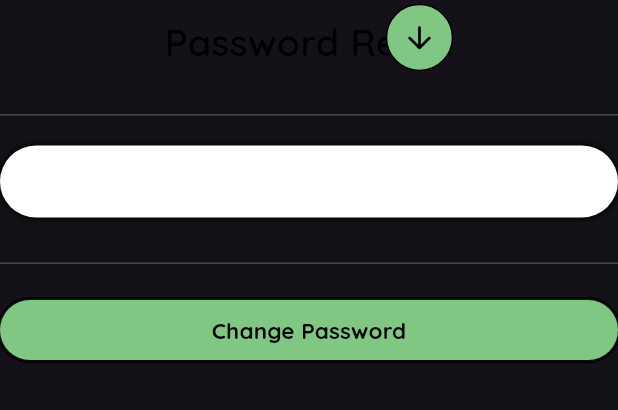
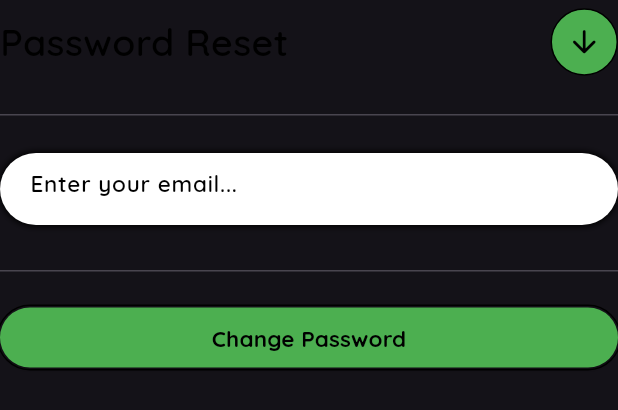
Before and after one commit to Marach8/FlutterProject_todo_list_app, a Flutter app: the PasswordResetView widget shown alone on an empty page, opened directly, on a phone screen of 412 x 824 dp. Shown: the top 410 px of the screen. Run offline on Flutter 3.47's test engine with Material 3 defaults, Android fonts, the phone set to English and light mode, and no system bars; our stand-ins replace cloud_firestore, firebase_auth, firebase_core, gap, google_fonts; accounts and stored records are empty.

Commit message:
Worked on the Reset password view

```diff
--- a/todo_list_app/lib/custom_widgets/textfield_widget.dart
+++ b/todo_list_app/lib/custom_widgets/textfield_widget.dart
@@ -41,7 +41,7 @@ class AddTodoTextFields{
 
 
 class LoginAndSignUpTextFields extends StatelessWidget{
-  final String? textItem;
+  final String? textItem, hintText;
   final bool enabled;
   final bool? showSuffixIcon;
   final Color color;
@@ -50,6 +50,7 @@ class LoginAndSignUpTextFields extends StatelessWidget{
   const LoginAndSignUpTextFields({
     this.showSuffixIcon,
     this.textItem,
+    this.hintText,
     required this.enabled,
     required this.color,
     required this.controller,
@@ -96,7 +97,6 @@ class LoginAndSignUpTextFields extends StatelessWidget{
               decoration: InputDecoration(
                 suffixIcon: showSuffixIcon != null &&
                   showSuffixIcon == true ? IconButton(
-                    //Will remove setState later and use a stateless wiget
                     onPressed: () => user.callToAction(
                       () => user.obscureText = !user.obscureText),
                     icon: Icon(
@@ -107,6 +107,11 @@ class LoginAndSignUpTextFields extends StatelessWidget{
                     )
                   ): const SizedBox.shrink(),
                 border: InputBorder.none,
+                hintText: hintText,
+                hintStyle: const TextStyle(
+                  color: blackColor,
+                  fontSize: fontSize1,
+                )
               ),
             ),
           ),
--- a/todo_list_app/lib/views/login_register _view/login_register_view.dart
+++ b/todo_list_app/lib/views/login_register _view/login_register_view.dart
@@ -117,7 +117,7 @@ class LoginPage extends StatelessWidget{
 
                   Consumer<AppUsers>(
                     builder: (_, user, __) => Row(
-                      mainAxisAlignment: MainAxisAlignment.spaceEvenly,
+                      mainAxisAlignment: MainAxisAlignment.spaceBetween,
                       children:[
                         user.isRegistered ? GestureDetector(
                           onTap: (){
@@ -135,12 +135,12 @@ class LoginPage extends StatelessWidget{
                                     topRight: Radius.circular(20),
                                   )
                                 ),
-                                backgroundColor: Colors.blueGrey.shade700,
+                                backgroundColor: darkWhiteColor,
                                 duration: const Duration(days: 1),
                                 content: Container(
                                   padding: const EdgeInsets.fromLTRB(20, 0, 20, 20),
                                   decoration: BoxDecoration(
-                                    color: Colors.white70,
+                                    color: darkWhiteColor,
                                     borderRadius: BorderRadius.circular(10),
                                     boxShadow: const [
                                       BoxShadow(
@@ -156,7 +156,7 @@ class LoginPage extends StatelessWidget{
                             );
                           },
                           child: const TextItem(
-                            text: 'Forgot Password',
+                            text: 'Forgot Password?',
                             fontSize: fontSize1,
                             fontWeight: fontWeight2,
                             color: blackColor
--- a/todo_list_app/lib/views/login_register _view/password_reset_view.dart
+++ b/todo_list_app/lib/views/login_register _view/password_reset_view.dart
@@ -16,7 +16,8 @@ class PasswordResetView extends StatelessWidget {
     final w = MediaQuery.of(context).size.width;
     return Column(
       children: [
-        Stack(
+        Row(
+          mainAxisAlignment: MainAxisAlignment.spaceBetween,
           children: [
             const TextItem(
               text: 'Password Reset',
@@ -24,17 +25,15 @@ class PasswordResetView extends StatelessWidget {
               fontWeight: fontWeight1,
               color: blackColor
             ),
-            Positioned(
-              right:0,
-              child: Container(
+            Container(
               width:45,
               decoration: BoxDecoration(
-                  color: Colors.green.shade300,
+                color: greenColor,
                 shape: BoxShape.circle,
                 border: Border.all(width:1)
               ),
               child: Consumer<AppUsers>(
-                  builder: (_, user, child) => Center(
+                builder: (_, user, __) => Center(
                   child: IconButton(
                     onPressed: () {
                       user.forgotPasswordController.clear();
@@ -48,19 +47,19 @@ class PasswordResetView extends StatelessWidget {
                   ),
                 ),
               ),
-              ),
             )
           ]
         ),
         const Gap(20),
         const Divider(height: 1),
-        const Gap(20),
+        const Gap(25),
 
         Consumer<AppUsers>(
           builder: (_, user, __) => LoginAndSignUpTextFields(
+            hintText: 'Enter your email...',
             color: whiteColor,
-            enabled: user.forgotPassword ? false : true,
-            controller: user.passwordController,
+            enabled: user.forgotPassword ? true: false,
+            controller: user.forgotPasswordController,
           ),
         ),
         const Gap(20),
@@ -93,10 +92,10 @@ class PasswordResetView extends StatelessWidget {
               }
             },
             style: ButtonStyle(
-              backgroundColor: MaterialStatePropertyAll(Colors.green.shade300),
+              backgroundColor: const MaterialStatePropertyAll(greenColor),
               fixedSize: MaterialStatePropertyAll(Size(w, 30)),
               side: const MaterialStatePropertyAll(
-                BorderSide(width: 1, strokeAlign: 3, color: Colors.black)
+                BorderSide(width: 1, strokeAlign: 3, color: blackColor)
               )
             ),
             child: const TextItem(
```
Lines whose indentation alone changed are shown as unchanged.
